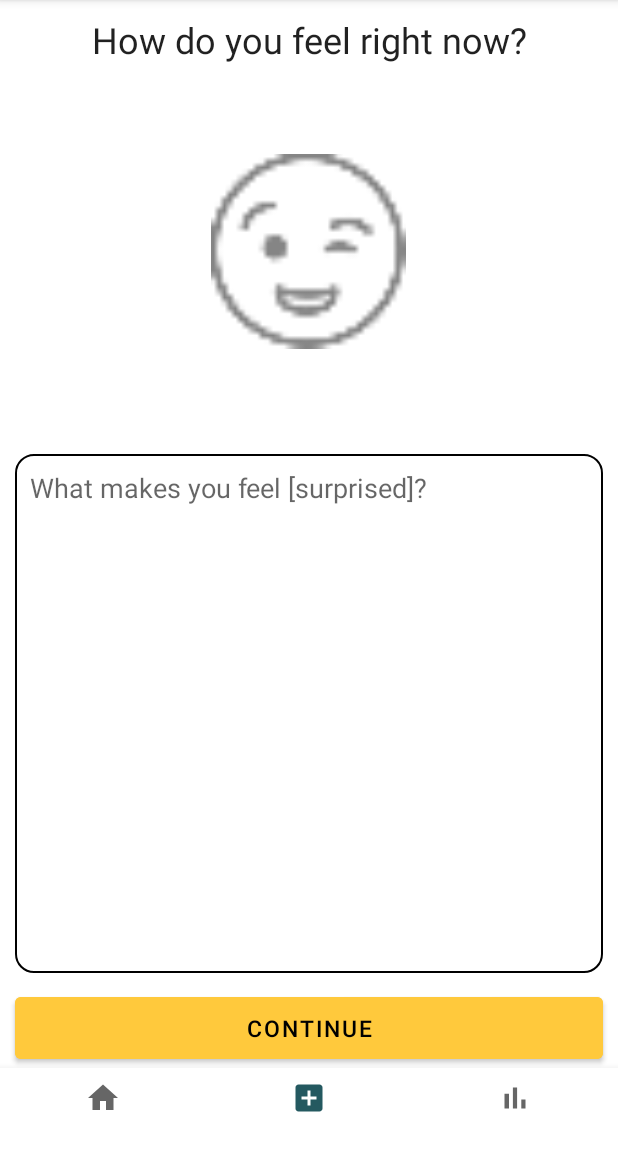
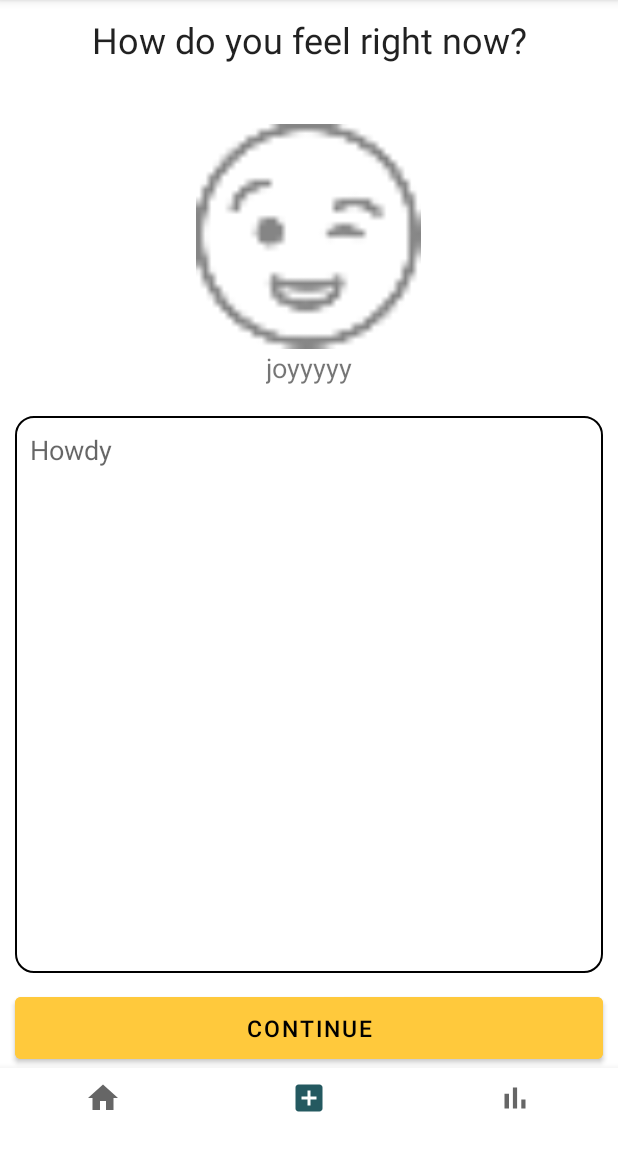
Before and after one commit to TeamMoodTrackerADY/MoodGuru, an Android app: the screen it shows after launch (MainActivity), on a phone screen of 412 x 824 dp, the part 84-1236 px from its top. Run offline under Robolectric (Android 15) with nearby library versions, the phone set to English and light mode, and no system bars; libraries missing offline, so code that uses them is left out: com.parse; 9 statements that could not run were skipped.

Commit message:
select emo show on composefrag

```diff
--- a/app/src/main/java/com/example/moodguru/fragments/EmotionFragment.kt
+++ b/app/src/main/java/com/example/moodguru/fragments/EmotionFragment.kt
@@ -92,6 +92,7 @@ class EmotionFragment : DialogFragment() {
             }
         }
 
+        // TODO: emotion dialog not show itself, violate SRP
         fun showEmotionFragment(fragmentManager: FragmentManager) {
             val emotionFragment = newInstance()
             emotionFragment.show(fragmentManager, TAG)
--- a/app/src/main/res/layout/fragment_compose.xml
+++ b/app/src/main/res/layout/fragment_compose.xml
@@ -17,28 +17,36 @@
 
     <ImageView
         android:id="@+id/ivEmoji"
-        android:layout_marginVertical="50dp"
         android:layout_width="150dp"
         android:layout_height="150dp"
+        android:layout_below="@id/tvPrompt"
         android:layout_centerHorizontal="true"
-        android:layout_below="@id/tvPrompt"
-        android:padding="10dp"
+        android:layout_marginTop="40dp"
         android:src="@drawable/ic_emoji_placeholder" />
+
+    <TextView
+        android:layout_width="wrap_content"
+        android:layout_height="wrap_content"
+        android:text="joyyyyy"
+        android:textSize="18sp"
+        android:id="@+id/tvEmotionLabel"
+        android:layout_below="@id/ivEmoji"
+        android:layout_centerHorizontal="true"/>
 
     <EditText
         android:id="@+id/etJournalContent"
         android:layout_width="match_parent"
         android:layout_height="match_parent"
         android:layout_above="@id/btnContinue"
-        android:layout_below="@id/ivEmoji"
-        android:hint="What makes you feel [surprised]?"
+        android:layout_below="@id/tvEmotionLabel"
         android:layout_marginStart="10dp"
-        android:layout_marginTop="10dp"
+        android:layout_marginTop="20dp"
         android:layout_marginEnd="10dp"
         android:layout_marginBottom="10dp"
         android:background="@drawable/journal_border"
         android:ems="10"
         android:gravity="top|start"
+        android:hint="Howdy"
         android:inputType="textMultiLine"
         android:padding="10dp" />
 
```
Also changed, not shown: app/src/main/java/com/example/moodguru/fragments/ComposeFragment.kt (+16 -3 lines), app/src/main/java/com/example/moodguru/parseDataModel/Emotion.kt (+8 -3 lines).
